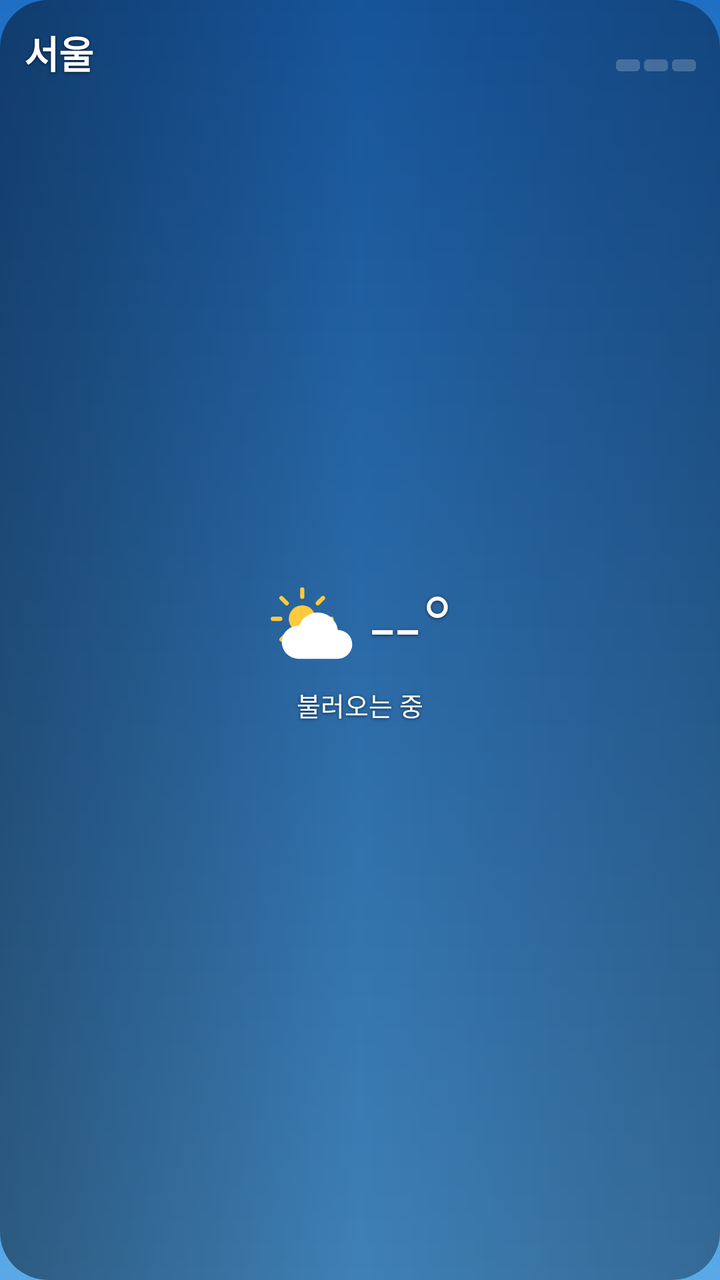
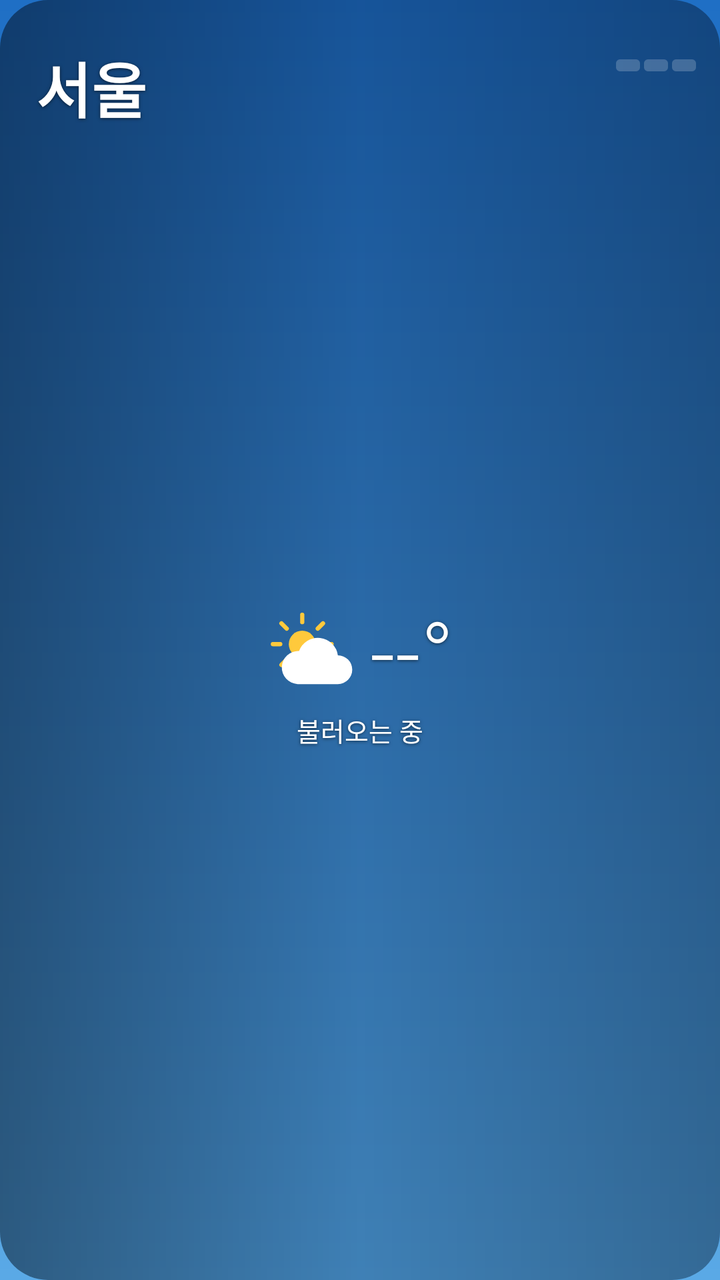

An Android layout rendered at two revisions. The XML below is the earlier revision; the diff shows what the commit changed to produce the second picture.
<!-- AndroidManifest.xml: application theme AppTheme -->
<!-- res/layout/widget_small.xml -->
<?xml version="1.0" encoding="utf-8"?>
<FrameLayout xmlns:android="http://schemas.android.com/apk/res/android"
    android:id="@+id/root" android:layout_width="match_parent" android:layout_height="match_parent"
    android:background="@drawable/widget_clip" android:clipToOutline="true">
    <ImageView android:id="@+id/bg" android:layout_width="match_parent" android:layout_height="match_parent"
        android:scaleType="centerCrop" android:src="@drawable/bg_clear_day" android:importantForAccessibility="no"/>
    <ImageView android:id="@+id/scrim" android:layout_width="match_parent" android:layout_height="match_parent"
        android:scaleType="fitXY" android:src="@drawable/scrim" android:importantForAccessibility="no"/>
    <LinearLayout android:id="@+id/content" android:layout_width="match_parent" android:layout_height="match_parent" android:orientation="vertical" android:padding="12dp">
        <LinearLayout android:layout_width="match_parent" android:layout_height="wrap_content" android:orientation="horizontal">
            <TextView android:id="@+id/city" android:shadowColor="#99000000" android:shadowRadius="4" android:shadowDy="1" android:layout_width="0dp" android:layout_weight="1" android:layout_height="wrap_content" android:text="서울" android:textColor="#FFFFFF" android:textSize="19sp" android:maxLines="1" android:textStyle="bold" android:ellipsize="end"/>
            <LinearLayout android:layout_width="wrap_content" android:layout_height="wrap_content" android:orientation="vertical" android:gravity="end">
                <TextView android:id="@+id/dust" android:shadowColor="#99000000" android:shadowRadius="4" android:shadowDy="1" android:layout_width="wrap_content" android:layout_height="wrap_content" android:text="" android:textColor="#DDFFFFFF" android:textSize="11sp" android:maxLines="1" />
                <LinearLayout android:id="@+id/meter" android:layout_width="wrap_content" android:layout_height="wrap_content" android:layout_marginTop="3dp" android:orientation="horizontal">
                <ImageView android:id="@+id/m1" android:layout_width="12dp" android:layout_height="6dp" android:scaleType="fitXY" android:src="@drawable/cell_off"/>
                <ImageView android:id="@+id/m2" android:layout_width="12dp" android:layout_height="6dp" android:layout_marginStart="2dp" android:scaleType="fitXY" android:src="@drawable/cell_off"/>
                <ImageView android:id="@+id/m3" android:layout_width="12dp" android:layout_height="6dp" android:layout_marginStart="2dp" android:scaleType="fitXY" android:src="@drawable/cell_off"/>
            </LinearLayout>
            </LinearLayout>
        </LinearLayout>
        <LinearLayout android:layout_width="match_parent" android:layout_height="0dp" android:layout_weight="1" android:orientation="vertical" android:gravity="center">
            <LinearLayout android:layout_width="match_parent" android:layout_height="wrap_content" android:orientation="horizontal" android:gravity="center">
                <ImageView android:id="@+id/icon" android:layout_width="46dp" android:layout_height="46dp" android:src="@drawable/ic_w_partly_day"/>
                <TextView android:id="@+id/temp" android:shadowColor="#99000000" android:shadowRadius="4" android:shadowDy="1" android:layout_width="wrap_content" android:layout_height="wrap_content" android:text="--°" android:textColor="#FFFFFF" android:textSize="44sp" android:maxLines="1" android:layout_marginStart="6dp" android:fontFamily="sans-serif-light" android:includeFontPadding="false"/>
            </LinearLayout>
            <TextView android:id="@+id/cond" android:shadowColor="#99000000" android:shadowRadius="4" android:shadowDy="1" android:layout_width="match_parent" android:layout_height="wrap_content" android:text="불러오는 중" android:textColor="#FFFFFF" android:textSize="13sp" android:maxLines="1" android:layout_marginTop="2dp" android:gravity="center" android:ellipsize="end"/>
        </LinearLayout>
        <TextView android:id="@+id/tip" android:shadowColor="#99000000" android:shadowRadius="4" android:shadowDy="1" android:layout_width="match_parent" android:layout_height="wrap_content" android:text="" android:textColor="#FFFFFF" android:textSize="12sp" android:gravity="center" android:maxLines="2" android:ellipsize="end" android:lineBreakWordStyle="phrase"/>
    </LinearLayout>
</FrameLayout>
<!-- resources referenced by this layout -->
<resources>
  <!-- drawable bg_clear_day (drawable) -->
  <?xml version="1.0" encoding="utf-8"?>
  <shape xmlns:android="http://schemas.android.com/apk/res/android" android:shape="rectangle"><corners android:radius="24dp"/><gradient android:angle="270" android:startColor="#1A63B5" android:endColor="#4A97D6"/></shape>
  <!-- drawable cell_off (drawable) -->
  <?xml version="1.0" encoding="utf-8"?>
  <shape xmlns:android="http://schemas.android.com/apk/res/android" android:shape="rectangle"><corners android:radius="2dp"/><solid android:color="#33FFFFFF"/></shape>
  <!-- drawable ic_w_partly_day (drawable) -->
  <?xml version="1.0" encoding="utf-8"?>
  <vector xmlns:android="http://schemas.android.com/apk/res/android" android:width="64dp" android:height="64dp" android:viewportWidth="64" android:viewportHeight="64"><group android:translateX="-2" android:translateY="-3" android:scaleX="0.85" android:scaleY="0.85"><path android:fillColor="#FFC93C" android:pathData="M32,21a11,11 0,1 1,0 22a11,11 0,1 1,0 -22z"/><path android:strokeColor="#FFC93C" android:strokeWidth="3.5" android:strokeLineCap="round" android:pathData="M32,14L32,8M32,56L32,50M14,32L8,32M56,32L50,32M19.3,19.3L15,15M44.7,44.7L49,49M44.7,19.3L49,15M19.3,44.7L15,49"/></group><group android:translateX="4" android:translateY="6" android:scaleX="1" android:scaleY="1"><path android:fillColor="#FFFFFF" android:pathData="M18,46h28a10,10 0,0 0,0 -20a14,14 0,0 0,-27 -3A11,11 0,0 0,18 46z"/></group></vector>
  <!-- drawable scrim (drawable) -->
  <?xml version="1.0" encoding="utf-8"?>
  <shape xmlns:android="http://schemas.android.com/apk/res/android" android:shape="rectangle"><gradient android:angle="0" android:startColor="#66000000" android:centerColor="#26000000" android:endColor="#4D000000"/></shape>
  <!-- drawable widget_clip (drawable) -->
  <?xml version="1.0" encoding="utf-8"?>
  <shape xmlns:android="http://schemas.android.com/apk/res/android" android:shape="rectangle"><corners android:radius="24dp"/><solid android:color="#01000000"/></shape>
  <style name="AppTheme" parent="android:Theme.Material.NoActionBar">
      <item name="android:windowBackground">@drawable/ic_launcher_bg</item>
      <item name="android:statusBarColor">#1F6FC5</item>
      <item name="android:navigationBarColor">#5AA9E6</item>
    </style>
  <!-- drawable ic_launcher_bg (drawable) -->
  <?xml version="1.0" encoding="utf-8"?>
  <shape xmlns:android="http://schemas.android.com/apk/res/android"><gradient android:angle="270" android:startColor="#1F6FC5" android:endColor="#5AA9E6"/></shape>
</resources>

<!-- the commit's change to res/layout/widget_small.xml (unified diff, before → after) -->
@@ -8,7 +8,7 @@
         android:scaleType="fitXY" android:src="@drawable/scrim" android:importantForAccessibility="no"/>
     <LinearLayout android:id="@+id/content" android:layout_width="match_parent" android:layout_height="match_parent" android:orientation="vertical" android:padding="12dp">
         <LinearLayout android:layout_width="match_parent" android:layout_height="wrap_content" android:orientation="horizontal">
-            <TextView android:id="@+id/city" android:shadowColor="#99000000" android:shadowRadius="4" android:shadowDy="1" android:layout_width="0dp" android:layout_weight="1" android:layout_height="wrap_content" android:text="서울" android:textColor="#FFFFFF" android:textSize="19sp" android:maxLines="1" android:textStyle="bold" android:ellipsize="end"/>
+            <TextView android:id="@+id/city" android:shadowColor="#99000000" android:shadowRadius="4" android:shadowDy="1" android:layout_width="0dp" android:layout_weight="1" android:layout_height="wrap_content" android:text="서울" android:textColor="#FFFFFF" android:textSize="30sp" android:maxLines="1" android:textStyle="bold" android:ellipsize="end" android:includeFontPadding="false" android:layout_marginTop="10dp" android:layout_marginStart="6dp" android:gravity="start|top"/>
             <LinearLayout android:layout_width="wrap_content" android:layout_height="wrap_content" android:orientation="vertical" android:gravity="end">
                 <TextView android:id="@+id/dust" android:shadowColor="#99000000" android:shadowRadius="4" android:shadowDy="1" android:layout_width="wrap_content" android:layout_height="wrap_content" android:text="" android:textColor="#DDFFFFFF" android:textSize="11sp" android:maxLines="1" />
                 <LinearLayout android:id="@+id/meter" android:layout_width="wrap_content" android:layout_height="wrap_content" android:layout_marginTop="3dp" android:orientation="horizontal">
